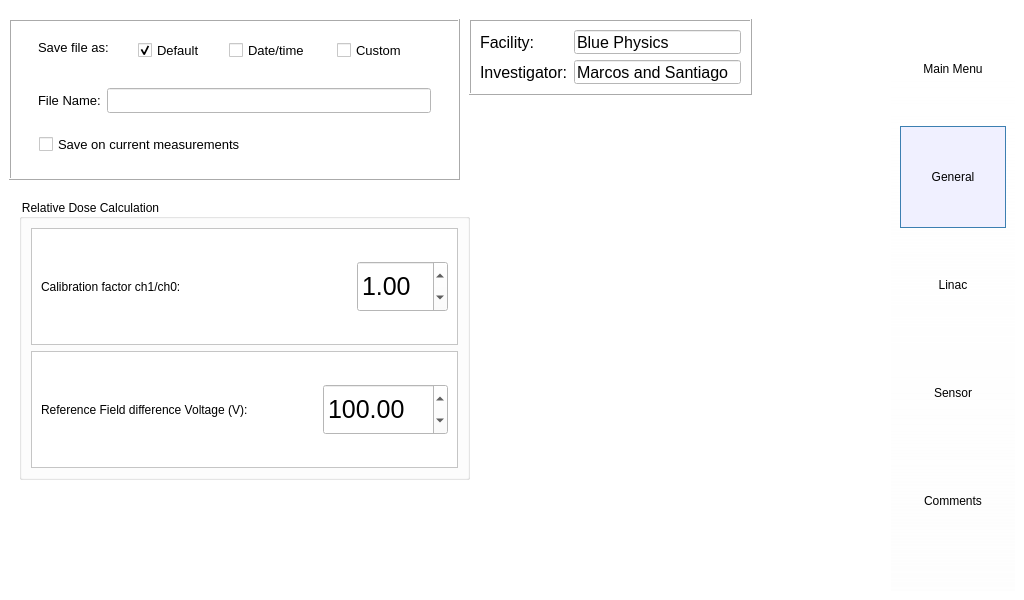
First picture: the form in metadatagui2.ui, repository mfeijoo/BluePhysicsmodel82, before the edit.
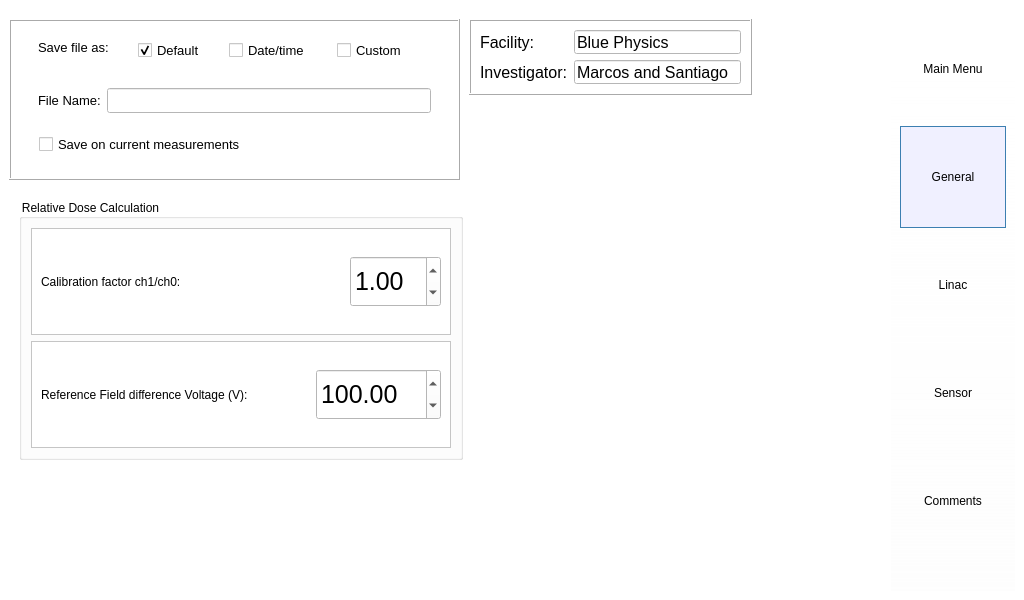
Second picture: the form after the edit. Icons and pictures are not drawn.

```diff
--- a/metadatagui2.ui
+++ b/metadatagui2.ui
@@ -324,8 +324,8 @@
          <rect>
           <x>10</x>
           <y>190</y>
-          <width>451</width>
-          <height>281</height>
+          <width>444</width>
+          <height>261</height>
          </rect>
         </property>
         <property name="title">
```
Left out of the diff: 3 changed lines with no effect on the pictures.
